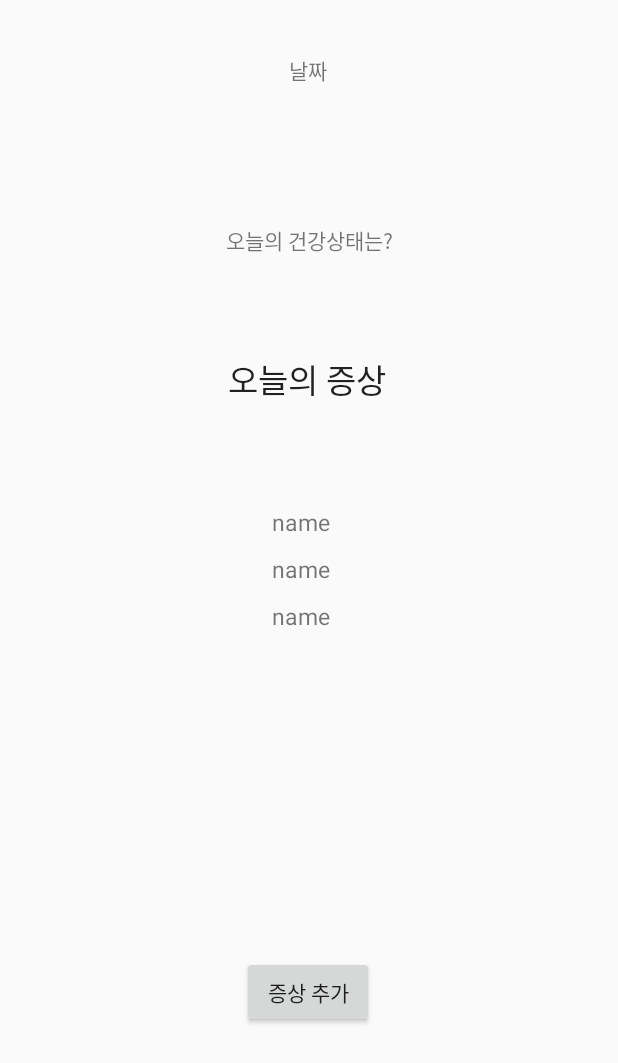
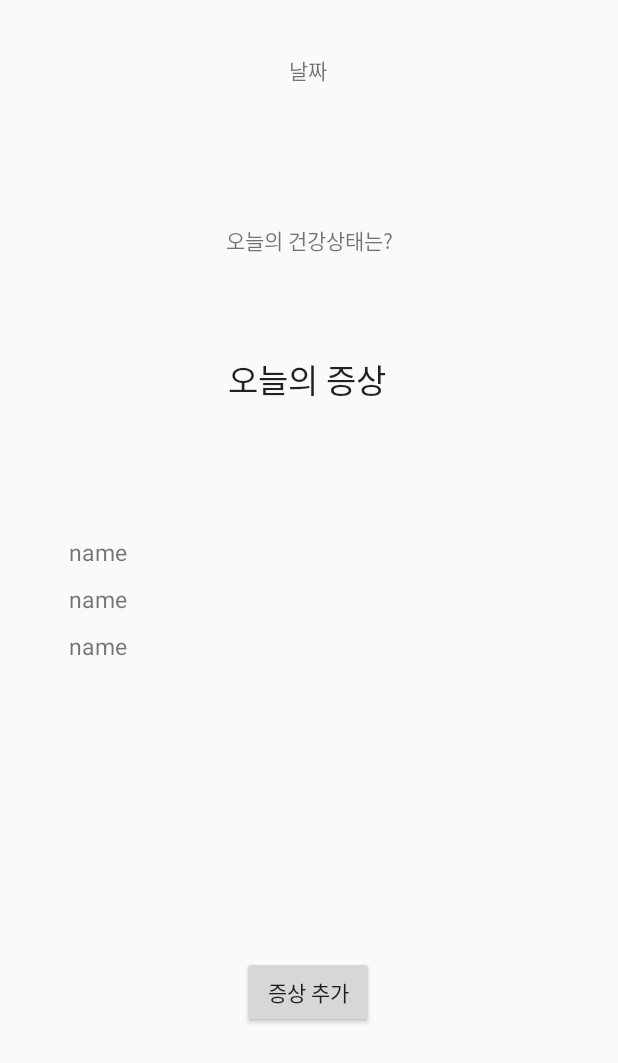
Before and after one commit to Campus-Street-Cat/streetcat, an Android app: the layout activity_sick_select.xml on its own in the app's theme, with its tools: preview values and no code run, on a phone screen of 412 x 824 dp. Shown: the top 1063 px of the screen. Run offline under Robolectric (Android 15) with nearby library versions, the phone set to English and light mode, and no system bars.

Commit message:
sick select connect

```diff
--- a/app/src/main/java/com/example/streetcat/activity/LoginActivity.kt
+++ b/app/src/main/java/com/example/streetcat/activity/LoginActivity.kt
@@ -13,6 +13,7 @@ import com.google.firebase.auth.FirebaseUser
 import android.widget.Toast
 import android.util.Log
 import android.text.TextUtils
+import kotlinx.android.synthetic.main.activity_cat_main.*
 
 import kotlinx.android.synthetic.main.activity_login.*
 import kotlinx.android.synthetic.main.activity_login_info.*
@@ -34,10 +35,7 @@ class LoginActivity : AppCompatActivity(), View.OnClickListener {
 
         mAuth = FirebaseAuth.getInstance()
 
-        btn_sick.setOnClickListener {
-            startActivity(Intent(this@LoginActivity,
-                SickSelect::class.java)) //등록링크에서 등록시작
-        }
+
     }
 
     override fun onStart() {
--- a/app/src/main/res/layout/activity_login.xml
+++ b/app/src/main/res/layout/activity_login.xml
@@ -44,10 +44,6 @@
             android:layout_height="wrap_content"
             android:id="@+id/img_cat"
             android:src="@drawable/ic_caticon"/>
-        <Button
-            android:id="@+id/btn_sick"
-            android:layout_width="wrap_content"
-            android:layout_height="wrap_content"/>
 
 
 </LinearLayout>
--- a/app/src/main/res/layout/activity_sick_select.xml
+++ b/app/src/main/res/layout/activity_sick_select.xml
@@ -58,11 +58,11 @@
 
     <androidx.recyclerview.widget.RecyclerView
         android:id="@+id/todaySickList"
-        tools:listitem="@layout/item_sick_info"
-        android:layout_width="142dp"
-        android:layout_height="170dp"
+        android:layout_width="414dp"
+        android:layout_height="130dp"
         app:layout_constraintBottom_toBottomOf="parent"
         app:layout_constraintEnd_toEndOf="parent"
         app:layout_constraintStart_toStartOf="parent"
-        app:layout_constraintTop_toTopOf="parent" />
+        app:layout_constraintTop_toTopOf="parent"
+        tools:listitem="@layout/item_sick_info" />
 </androidx.constraintlayout.widget.ConstraintLayout>
```
Also changed, not shown: app/src/main/java/com/example/streetcat/activity/MainActivity.kt (+11 -0 lines), app/src/main/res/layout/fragment_home.xml (+0 -11 lines).
